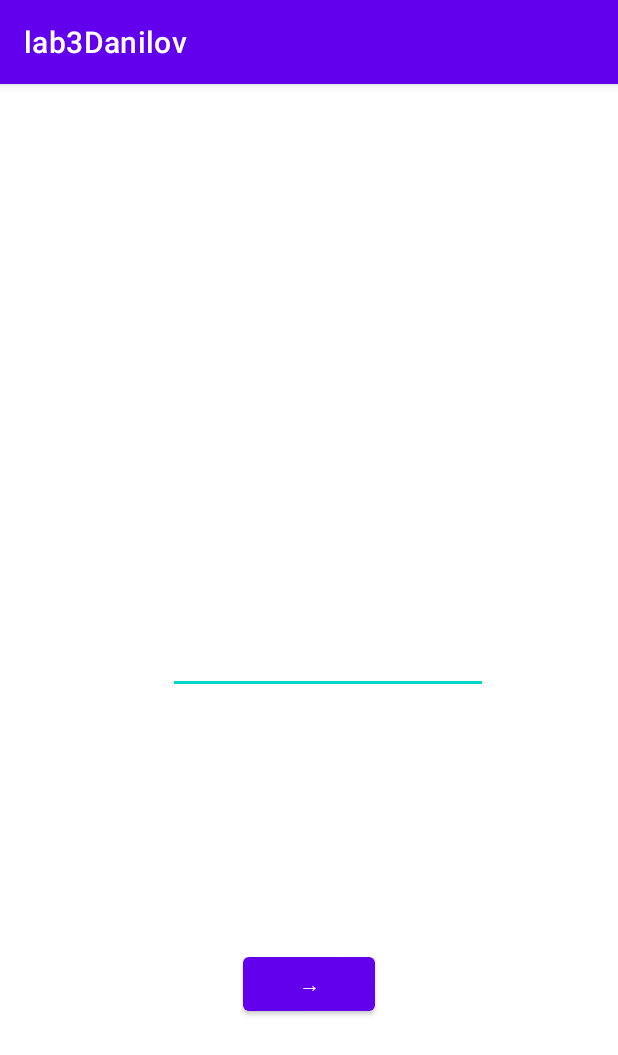
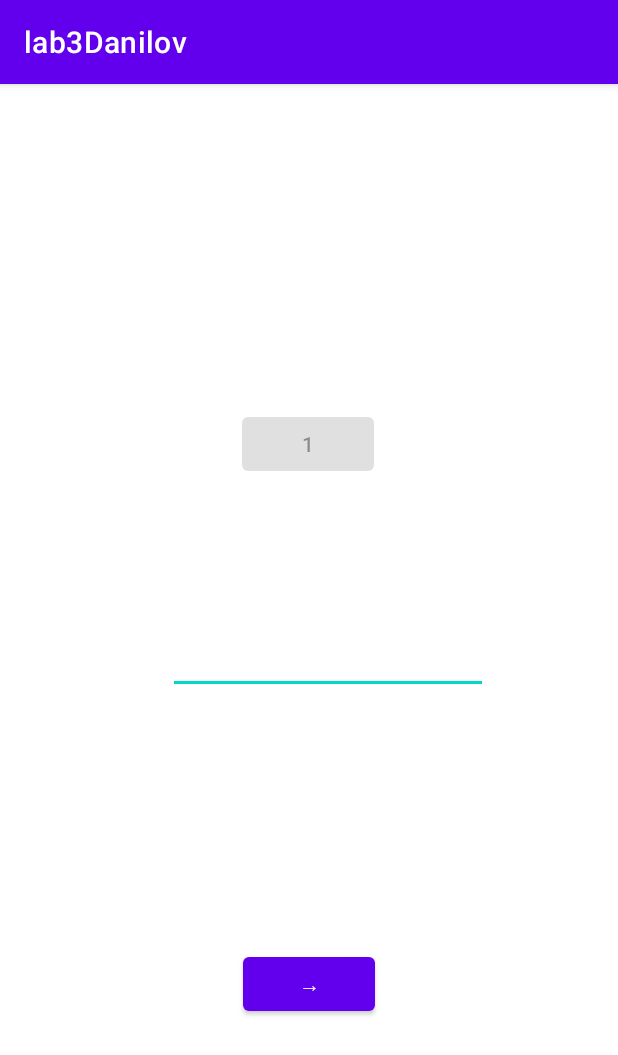
Before and after one commit to DimaDanilov/mobileKotlinDev, an Android app: the screen it shows after launch (MainActivity), on a phone screen of 412 x 824 dp. Shown: the top 1055 px of the screen. Run offline under Robolectric (Android 15) with nearby library versions, the phone set to English and light mode, and no system bars.

Commit message:
added disabled buttons

```diff
--- a/app/src/main/java/com/example/lab3danilov/fragments/FragmentA.kt
+++ b/app/src/main/java/com/example/lab3danilov/fragments/FragmentA.kt
@@ -21,6 +21,10 @@ class FragmentA : Fragment() {
 
         communicator = activity as Communicator
 
+        //Кнопка навигации наверху
+        view.DisButton1.isEnabled = false
+        view.DisButton1.isClickable = false
+
         //Кнопка направо
         view.sendBtn.setOnClickListener {
             communicator.passDataToB(view.messageInput.text.toString())
--- a/app/src/main/java/com/example/lab3danilov/fragments/FragmentB.kt
+++ b/app/src/main/java/com/example/lab3danilov/fragments/FragmentB.kt
@@ -7,6 +7,7 @@ import android.view.View
 import android.view.ViewGroup
 import com.example.lab3danilov.Communicator
 import com.example.lab3danilov.R
+import kotlinx.android.synthetic.main.fragment_a.view.*
 import kotlinx.android.synthetic.main.fragment_b.view.*
 
 class FragmentB : Fragment() {
@@ -40,6 +41,8 @@ class FragmentB : Fragment() {
         view.BtnToFragmentA2.setOnClickListener {
             communicator.passDataToA("")
         }
+        view.DisButton2.isEnabled = false
+        view.DisButton2.isClickable = false
 
         return view
     }
--- a/app/src/main/java/com/example/lab3danilov/fragments/FragmentC.kt
+++ b/app/src/main/java/com/example/lab3danilov/fragments/FragmentC.kt
@@ -8,6 +8,7 @@ import android.view.ViewGroup
 import com.example.lab3danilov.Communicator
 import com.example.lab3danilov.R
 import kotlinx.android.synthetic.main.fragment_a.view.*
+import kotlinx.android.synthetic.main.fragment_b.view.*
 import kotlinx.android.synthetic.main.fragment_c.view.*
 
 class FragmentС : Fragment() {
@@ -35,6 +36,8 @@ class FragmentС : Fragment() {
         view.BtnToFragmentA3.setOnClickListener {
             communicator.passDataToA("")
         }
+        view.DisButton3.isEnabled = false
+        view.DisButton3.isClickable = false
 
         //Кнопка влево
         view.BtnToFragmentB.setOnClickListener {
--- a/app/src/main/java/com/example/lab3danilov/fragments/FragmentD.kt
+++ b/app/src/main/java/com/example/lab3danilov/fragments/FragmentD.kt
@@ -54,6 +54,8 @@ class FragmentD : Fragment() {
                 )
             } }
         }
+        view.DisButton4.isEnabled = false
+        view.DisButton4.isClickable = false
 
         //Кнопка влево
         view.BtnToFragmentC.setOnClickListener {
--- a/app/src/main/res/layout/fragment_a.xml
+++ b/app/src/main/res/layout/fragment_a.xml
@@ -1,22 +1,33 @@
 <?xml version="1.0" encoding="utf-8"?>
 <androidx.constraintlayout.widget.ConstraintLayout xmlns:android="http://schemas.android.com/apk/res/android"
+    xmlns:app="http://schemas.android.com/apk/res-auto"
     xmlns:tools="http://schemas.android.com/tools"
     android:layout_width="match_parent"
     android:layout_height="match_parent"
-    xmlns:app="http://schemas.android.com/apk/res-auto"
     tools:context=".fragments.FragmentA">
+
+    <Button
+        android:id="@+id/DisButton1"
+        android:layout_width="wrap_content"
+        android:layout_height="wrap_content"
+        android:layout_marginBottom="504dp"
+        android:text="1"
+        app:layout_constraintBottom_toBottomOf="parent"
+        app:layout_constraintHorizontal_bias="0.498"
+        app:layout_constraintLeft_toLeftOf="parent"
+        app:layout_constraintRight_toRightOf="parent" />
 
     <EditText
         android:id="@+id/messageInput"
-     android:inputType="number"
         android:layout_width="wrap_content"
         android:layout_height="wrap_content"
         android:layout_marginStart="25dp"
         android:ems="10"
-     app:layout_constraintTop_toTopOf="parent"
+        android:inputType="number"
+        app:layout_constraintBottom_toBottomOf="parent"
         app:layout_constraintLeft_toLeftOf="parent"
         app:layout_constraintRight_toRightOf="parent"
-     app:layout_constraintBottom_toBottomOf="parent" />
+        app:layout_constraintTop_toTopOf="parent" />
 
     <Button
         android:id="@+id/sendBtn"
@@ -24,9 +35,9 @@
         android:layout_height="wrap_content"
         android:layout_marginTop="25dp"
         android:text="→"
-        app:layout_constraintTop_toBottomOf="@id/messageInput"
+        app:layout_constraintBottom_toBottomOf="parent"
         app:layout_constraintLeft_toLeftOf="parent"
         app:layout_constraintRight_toRightOf="parent"
-        app:layout_constraintBottom_toBottomOf="parent" />
+        app:layout_constraintTop_toBottomOf="@id/messageInput" />
 
 </androidx.constraintlayout.widget.ConstraintLayout>
```
Also changed, not shown: app/src/main/res/layout/fragment_b.xml (+12 -1 lines), app/src/main/res/layout/fragment_c.xml (+13 -2 lines), app/src/main/res/layout/fragment_d.xml (+14 -3 lines). Lines whose indentation alone changed are shown as unchanged.
